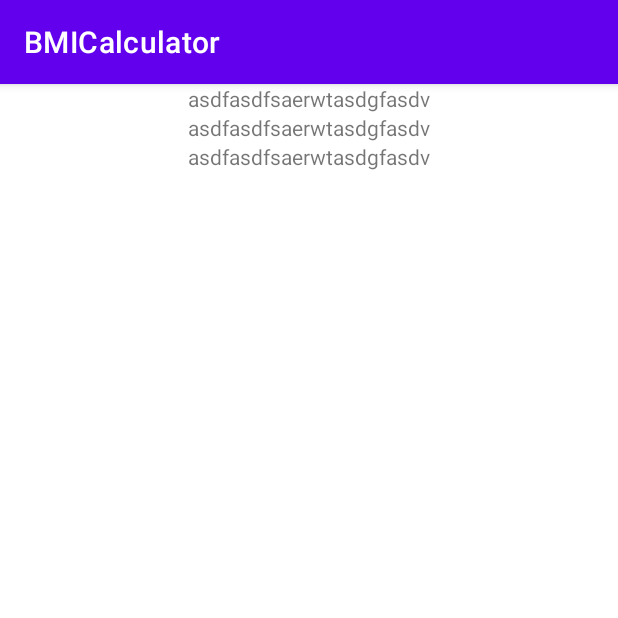
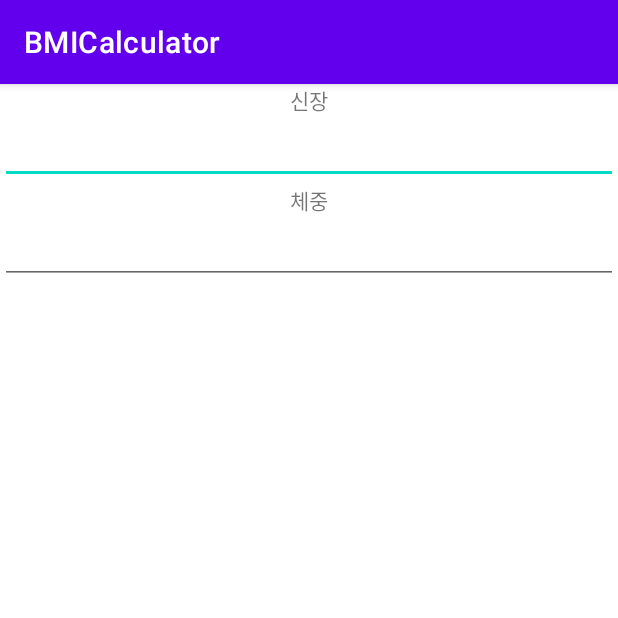
Before and after one commit to GeonwooVincentKim/BMI_Calculator, an Android app: the screen it shows after launch (MainActivity), on a phone screen of 412 x 824 dp, the top half of it. Run offline under Robolectric (Android 15) with nearby library versions, the phone set to English and light mode, and no system bars.

Commit message:
[Feature] - Changed text and make the editable text can input data

```diff
--- a/app/src/main/res/layout/activity_main.xml
+++ b/app/src/main/res/layout/activity_main.xml
@@ -10,18 +10,28 @@
     <TextView
         android:layout_width="match_parent"
         android:layout_height="wrap_content"
-        android:text="asdfasdfsaerwtasdgfasdv"
+        android:text="신장"
+        android:textAlignment="center"/>
+
+    <EditText
+        android:layout_width="match_parent"
+        android:layout_height="wrap_content"
+        android:inputType="number"
         android:textAlignment="center"/>
 
     <TextView
+        android:id="@+id/textView2"
         android:layout_width="match_parent"
         android:layout_height="wrap_content"
-        android:text="asdfasdfsaerwtasdgfasdv"
+        android:text="체중"
         android:textAlignment="center"/>
-    <TextView
+
+    <EditText
+        android:id="@+id/editTextNumber"
         android:layout_width="match_parent"
         android:layout_height="wrap_content"
-        android:text="asdfasdfsaerwtasdgfasdv"
+        android:ems="10"
+        android:inputType="number"
         android:textAlignment="center"/>
 
 </LinearLayout>
```
